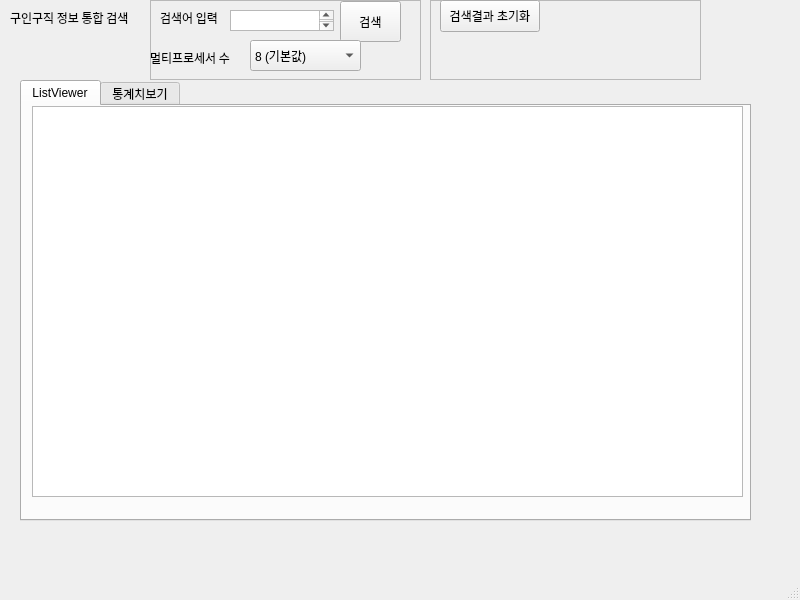
Above: src/gui/gui/form.ui from 4xvgal/JobScraper before the change. Below: the same form after it.
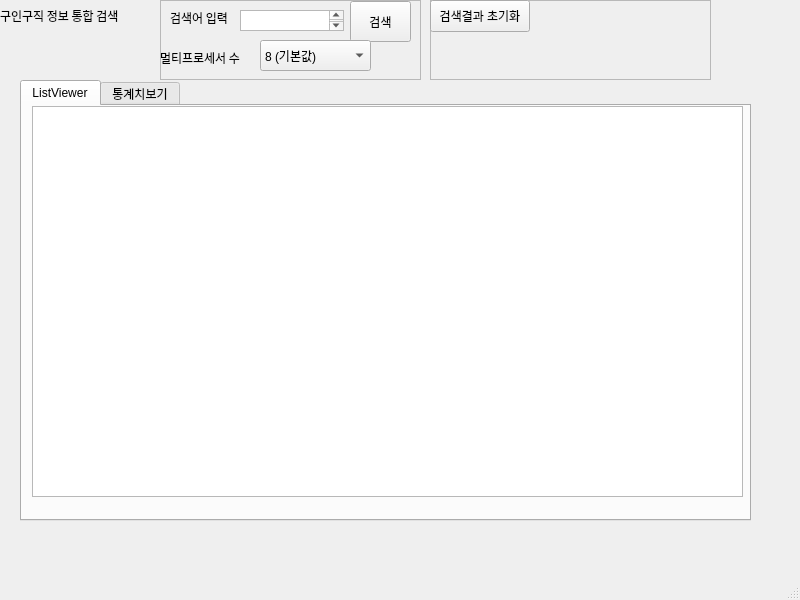
That is the form after the change.

```diff
--- a/src/gui/gui/form.ui
+++ b/src/gui/gui/form.ui
@@ -14,24 +14,6 @@
    <string>JobScraperGUI</string>
   </property>
   <widget class="QWidget" name="centralwidget">
-   <widget class="QLabel" name="label">
-    <property name="geometry">
-     <rect>
-      <x>10</x>
-      <y>10</y>
-      <width>141</width>
-      <height>16</height>
-     </rect>
-    </property>
-    <property name="font">
-     <font>
-      <family>Nanum Gothic</family>
-     </font>
-    </property>
-    <property name="text">
-     <string>구인구직 정보 통합 검색</string>
-    </property>
-   </widget>
    <widget class="QTabWidget" name="tabWidget">
     <property name="geometry">
      <rect>
@@ -65,15 +47,42 @@
      </attribute>
     </widget>
    </widget>
+   <widget class="QWidget" name="verticalLayoutWidget">
+    <property name="geometry">
+     <rect>
+      <x>0</x>
+      <y>0</y>
+      <width>160</width>
+      <height>31</height>
+     </rect>
+    </property>
+    <layout class="QVBoxLayout" name="verticalLayout">
+     <item>
+      <widget class="QLabel" name="label">
+       <property name="font">
+        <font>
+         <family>Nanum Gothic</family>
+        </font>
+       </property>
+       <property name="text">
+        <string>구인구직 정보 통합 검색</string>
+       </property>
+      </widget>
+     </item>
+    </layout>
+   </widget>
+   <widget class="QWidget" name="verticalLayoutWidget_2">
+    <property name="geometry">
+     <rect>
+      <x>160</x>
+      <y>0</y>
+      <width>261</width>
+      <height>80</height>
+     </rect>
+    </property>
+    <layout class="QVBoxLayout" name="verticalLayout_2">
+     <item>
    <widget class="QFrame" name="frame">
-    <property name="geometry">
-     <rect>
-      <x>150</x>
-      <y>0</y>
-      <width>271</width>
-      <height>80</height>
-     </rect>
-    </property>
     <property name="frameShape">
      <enum>QFrame::StyledPanel</enum>
     </property>
@@ -195,15 +204,21 @@
      </property>
     </widget>
    </widget>
-   <widget class="QFrame" name="frame_2">
+     </item>
+    </layout>
+   </widget>
+   <widget class="QWidget" name="verticalLayoutWidget_3">
     <property name="geometry">
      <rect>
       <x>430</x>
       <y>0</y>
-      <width>271</width>
+      <width>281</width>
       <height>80</height>
      </rect>
     </property>
+    <layout class="QVBoxLayout" name="verticalLayout_3">
+     <item>
+      <widget class="QFrame" name="frame_2">
     <property name="frameShape">
      <enum>QFrame::StyledPanel</enum>
     </property>
@@ -213,7 +228,7 @@
     <widget class="QPushButton" name="pushButton">
      <property name="geometry">
       <rect>
-       <x>10</x>
+          <x>0</x>
        <y>0</y>
        <width>100</width>
        <height>32</height>
@@ -223,6 +238,9 @@
       <string>검색결과 초기화</string>
      </property>
     </widget>
+      </widget>
+     </item>
+    </layout>
    </widget>
   </widget>
   <widget class="QStatusBar" name="statusbar"/>
```
Lines whose indentation alone changed are shown as unchanged.
